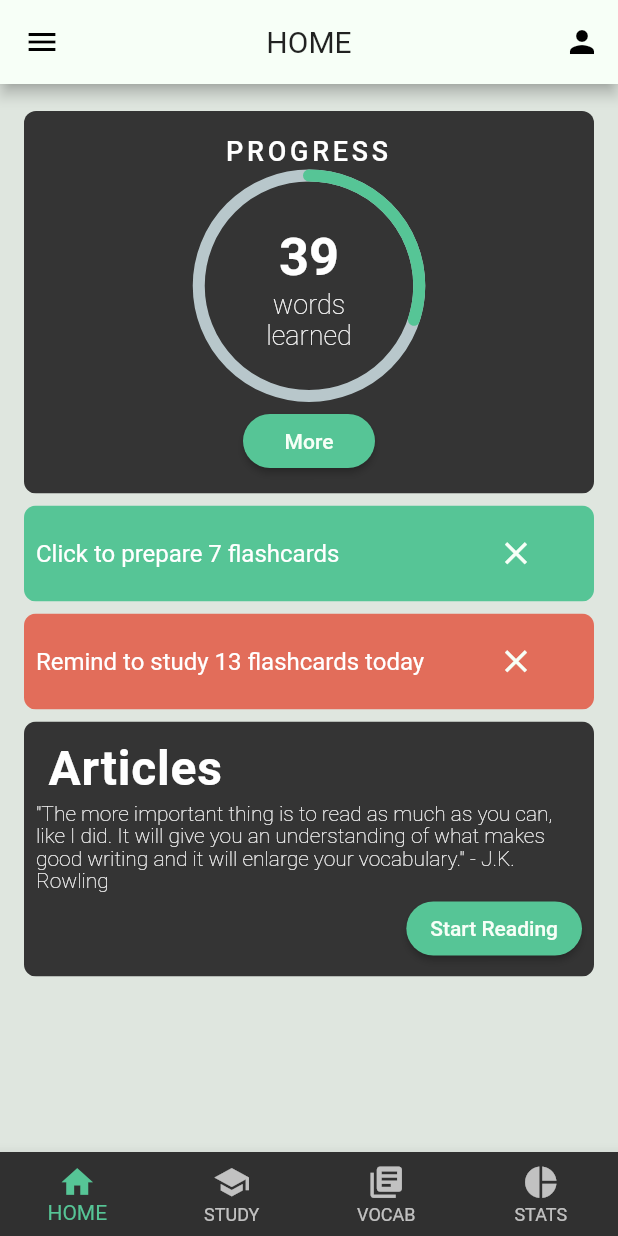
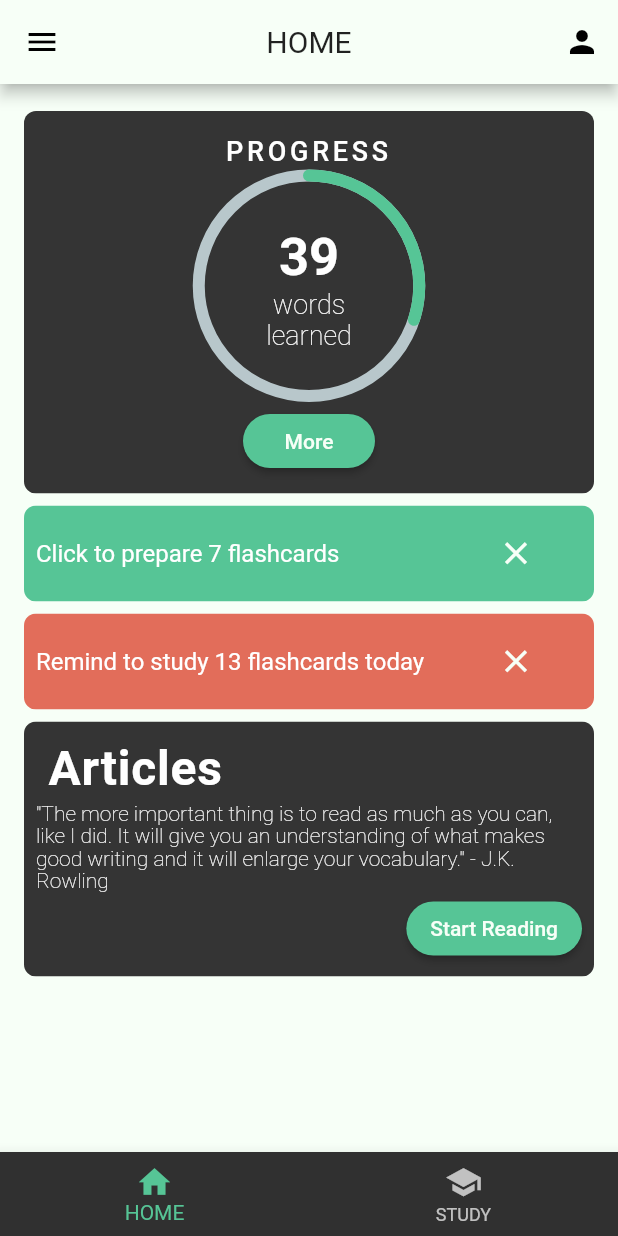
Before and after one commit to cscheungae/vocab_app_fyp55, a Flutter app: the screen it shows after launch, on a phone screen of 412 x 824 dp. Run offline on Flutter 3.47's test engine with Material 2 defaults, Android fonts, the phone set to English and light mode, and no system bars; drawn by our look-alikes of percent_indicator; Roboto replaces fonts that are missing (Hind, Montserrat).

Commit message:
Modify for the page view

```diff
--- a/lib/components/CustomBottomNavBar.dart
+++ /dev/null
@@ -1,35 +0,0 @@
-import 'package:flutter/material.dart';
-import '../res/theme.dart' as CustomTheme;
-
-class CustomBottomNavBar extends StatelessWidget {
-  const CustomBottomNavBar({ Key key, this.index }) : super(key: key);
-
-  final int index;
-
-  @override
-  Widget build(BuildContext context) {
-    return BottomNavigationBar(
-        currentIndex: index,
-        type: BottomNavigationBarType.fixed,
-        selectedItemColor: CustomTheme.GREEN,
-        items: const [
-          BottomNavigationBarItem(
-            icon: Icon(Icons.home, size: 25.0),
-            title: Text("HOME", style: TextStyle(fontSize: 10.0),),
-          ),
-          BottomNavigationBarItem(
-            icon: Icon(Icons.school, size: 25.0),
-            title: Text("STUDY", style: TextStyle(fontSize: 10.0),),
-          ),
-          BottomNavigationBarItem(
-            icon: Icon(Icons.library_books, size: 25.0),
-            title: Text("VOCAB", style: TextStyle(fontSize: 10.0),),
-          ),
-          BottomNavigationBarItem(
-            icon: Icon(Icons.pie_chart, size: 25.0),
-            title: Text("STATS", style: TextStyle(fontSize: 10.0),),
-          ),
-        ]
-    );
-  }
-}
--- a/lib/main.dart
+++ b/lib/main.dart
@@ -1,6 +1,6 @@
 import 'package:flutter/material.dart';
 import 'res/theme.dart' as CustomTheme;
-import 'pages/HomePage.dart';
+import 'pages/BasePage.dart';
 import 'pages/ArticlesViewPage.dart';
 
 void main() => runApp(MyApp());
@@ -15,8 +15,8 @@ class MyApp extends StatelessWidget {
       initialRoute: '/',
       routes: {
         // When navigating to the "/" route, build the HomeScreen
-        '/': (context) => HomePage(title: "HOME"),
-        '/articles': (context) => ArticleViewPage(title: "Article"),
+        '/': (context) => BasePage(title: "Base"),
+        '/articles': (context) => ArticlesViewPage(title: "Article"),
       },
     );
   }
--- a/lib/pages/ArticlesViewPage.dart
+++ b/lib/pages/ArticlesViewPage.dart
@@ -1,24 +1,24 @@
 import 'package:flutter/material.dart';
 import '../res/theme.dart' as CustomTheme;
 import '../components/CustomAppBar.dart';
-import '../components/CustomBottomNavBar.dart';
 
-class ArticleViewPage extends StatefulWidget {
-  ArticleViewPage({Key key, this.title}) : super(key: key);
+class ArticlesViewPage extends StatefulWidget {
+  ArticlesViewPage({Key key, this.title}) : super(key: key);
 
   final String title;
 
   @override
-  _ArticleViewPageState createState() => _ArticleViewPageState();
+  _ArticlesViewPageState createState() => _ArticlesViewPageState();
 }
 
-class _ArticleViewPageState extends State<ArticleViewPage> {
+class _ArticlesViewPageState extends State<ArticlesViewPage> {
   // out the widget's state here
 
   @override
   Widget build(BuildContext context) {
-    return Scaffold(
-      appBar: CustomAppBar(title: "articles", iconData: Icons.person),
+    //TODO: implement
+    return Center(
+      child: Text("ArticleViewPage"),
     );
   }
 }
--- /dev/null
+++ b/lib/pages/BasePage.dart
@@ -0,0 +1,78 @@
+import 'package:flutter/material.dart';
+import '../res/theme.dart' as CustomTheme;
+import '../components/CustomAppBar.dart';
+import './HomePage.dart';
+import './ArticlesViewPage.dart';
+
+enum Page { home, article }
+
+class BasePage extends StatefulWidget {
+  BasePage({ Key key, this.title }) : super(key: key);
+
+  final String title;
+
+  @override
+  _BasePageState createState() => _BasePageState();
+}
+
+class _BasePageState extends State<BasePage> {
+  // put the widget's state here
+  PageController _pageController;
+  int _pageIndex = Page.home.index;
+
+  @override
+  void initState() {
+    super.initState();
+    _pageController = PageController(initialPage: _pageIndex);
+  }
+
+  @override
+  void dispose() {
+    _pageController.dispose();
+    super.dispose();
+  }
+
+  @override
+  Widget build(BuildContext context) {
+    return Scaffold(
+      backgroundColor: CustomTheme.WHITE,
+      appBar: CustomAppBar(title: "Home", iconData: Icons.person),
+      body: PageView(
+          controller: _pageController,
+          onPageChanged: (newPage){
+            setState((){
+              this._pageIndex=newPage;
+            });
+          },
+        children: <Widget>[
+          HomePage(title: "HOME"),
+          ArticlesViewPage(title: "Articles"),
+        ],
+      ),
+      bottomNavigationBar: BottomNavigationBar(
+        currentIndex: _pageIndex,
+        type: BottomNavigationBarType.fixed,
+        selectedItemColor: CustomTheme.GREEN,
+        items: const [
+          BottomNavigationBarItem(
+            icon: Icon(Icons.home, size: 25.0),
+            title: Text("HOME", style: TextStyle(fontSize: 10.0),),
+          ),
+          BottomNavigationBarItem(
+            icon: Icon(Icons.school, size: 25.0),
+            title: Text("STUDY", style: TextStyle(fontSize: 10.0),),
+          ),
+//          BottomNavigationBarItem(
+//            icon: Icon(Icons.library_books, size: 25.0),
+//            title: Text("VOCAB", style: TextStyle(fontSize: 10.0),),
+//          ),
+//          BottomNavigationBarItem(
+//            icon: Icon(Icons.pie_chart, size: 25.0),
+//            title: Text("STATS", style: TextStyle(fontSize: 10.0),),
+//          ),
+        ],
+        onTap: (index) => this._pageController.animateToPage(index, duration: const Duration(milliseconds: 500), curve: Curves.easeInOut),
+      ),
+    );
+  }
+}
--- a/lib/pages/HomePage.dart
+++ b/lib/pages/HomePage.dart
@@ -2,7 +2,6 @@ import 'package:flutter/material.dart';
 import '../res/theme.dart' as CustomTheme;
 import 'package:percent_indicator/percent_indicator.dart';
 import '../components/CustomAppBar.dart';
-import '../components/CustomBottomNavBar.dart';
 
 class HomePage extends StatefulWidget {
   HomePage({Key key, this.title}) : super(key: key);
@@ -18,9 +17,7 @@ class _HomePageState extends State<HomePage> {
 
   @override
   Widget build(BuildContext context) {
-    return Scaffold(
-      appBar: CustomAppBar(title: "home", iconData: Icons.person),
-      body: ListView(
+    return ListView(
       padding: const EdgeInsets.symmetric(vertical: 14.0, horizontal: 8.0),
       children: <Widget>[
         Padding(
@@ -99,18 +96,14 @@ class _HomePageState extends State<HomePage> {
                           onPressed: () => debugPrint("More button is clicked"),
                           textColor: CustomTheme.WHITE,
                           color: CustomTheme.GREEN,
-                            child: Text(
-                                'More',
-                                style: TextStyle(fontSize: 14.0)
-                            ),
+                          child: Text('More', style: TextStyle(fontSize: 14.0)),
                         ),
                       ],
                     )
                   ],
                 ),
               ),
-              )
-          ),
+            )),
         Padding(
             padding: const EdgeInsets.symmetric(vertical: 4.0, horizontal: 8.0),
             child: ClipRRect(
@@ -126,19 +119,20 @@ class _HomePageState extends State<HomePage> {
                       style: TextStyle(
                         fontSize: 16.0,
                       ),
-                          )
-                      ),
+                    )),
                     FlatButton(
-                        onPressed: () => debugPrint("green - notification is clicked."),
-                        child:  Icon(
-                          Icons.close,color: CustomTheme.WHITE, size: 25.0,
+                      onPressed: () =>
+                          debugPrint("green - notification is clicked."),
+                      child: Icon(
+                        Icons.close,
+                        color: CustomTheme.WHITE,
+                        size: 25.0,
                       ),
                     ),
                   ],
                 ),
               ),
-              )
-          ),
+            )),
         Padding(
             padding: const EdgeInsets.symmetric(vertical: 4.0, horizontal: 8.0),
             child: ClipRRect(
@@ -154,19 +148,20 @@ class _HomePageState extends State<HomePage> {
                       style: TextStyle(
                         fontSize: 16.0,
                       ),
-                          )
-                      ),
+                    )),
                     FlatButton(
-                        onPressed: () => debugPrint("red - notification is clicked."),
-                        child:  Icon(
-                          Icons.close,color: CustomTheme.WHITE, size: 25.0,
+                      onPressed: () =>
+                          debugPrint("red - notification is clicked."),
+                      child: Icon(
+                        Icons.close,
+                        color: CustomTheme.WHITE,
+                        size: 25.0,
                       ),
                     ),
                   ],
                 ),
               ),
-              )
-          ),
+            )),
         Padding(
             padding: const EdgeInsets.symmetric(vertical: 4.0, horizontal: 8.0),
             child: ClipRRect(
@@ -178,7 +173,8 @@ class _HomePageState extends State<HomePage> {
                   crossAxisAlignment: CrossAxisAlignment.stretch,
                   children: <Widget>[
                     Padding(
-                        padding: const EdgeInsets.symmetric(vertical: 4.0, horizontal: 8.0),
+                      padding: const EdgeInsets.symmetric(
+                          vertical: 4.0, horizontal: 8.0),
                       child: Text(
                         "Articles",
                         textAlign: TextAlign.left,
@@ -194,8 +190,7 @@ class _HomePageState extends State<HomePage> {
                       style: TextStyle(
                           fontSize: 14.0,
                           fontWeight: FontWeight.w200,
-                            height: 1.1
-                        ),
+                          height: 1.1),
                     ),
                     Row(
                       mainAxisAlignment: MainAxisAlignment.end,
@@ -204,25 +199,20 @@ class _HomePageState extends State<HomePage> {
                           shape: RoundedRectangleBorder(
                             borderRadius: BorderRadius.circular(40.0),
                           ),
-                            onPressed: () => Navigator.pushNamed(context, '/articles'),
+                          onPressed: () =>
+                              Navigator.pushNamed(context, '/articles'),
                           textColor: CustomTheme.WHITE,
                           color: CustomTheme.GREEN,
-                            child: Text(
-                                'Start Reading',
-                                style: TextStyle(fontSize: 14.0)
-                            ),
+                          child: Text('Start Reading',
+                              style: TextStyle(fontSize: 14.0)),
                         ),
                       ],
                     ),
                   ],
                 ),
               ),
-              )
-          ),
+            )),
       ],
-      ),
-      bottomNavigationBar: CustomBottomNavBar(index: 0,),
-      backgroundColor: CustomTheme.GREY,// This trailing comma makes auto-formatting nicer for build methods.
     );
   }
 }
```
Lines whose indentation alone changed are shown as unchanged.
